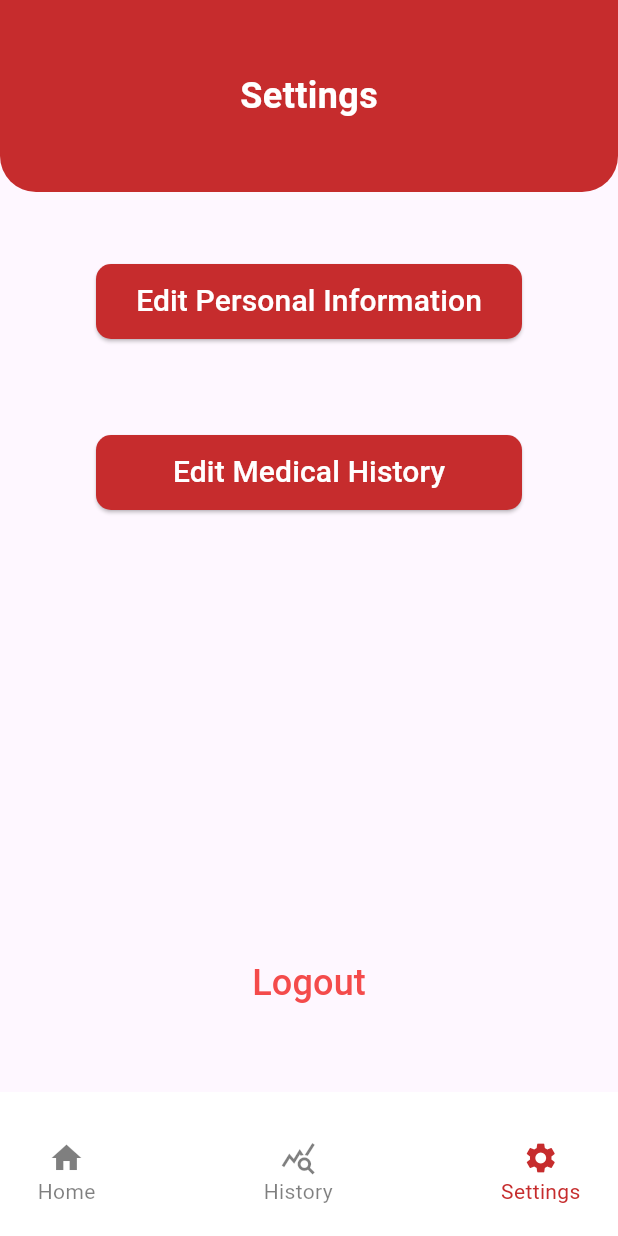
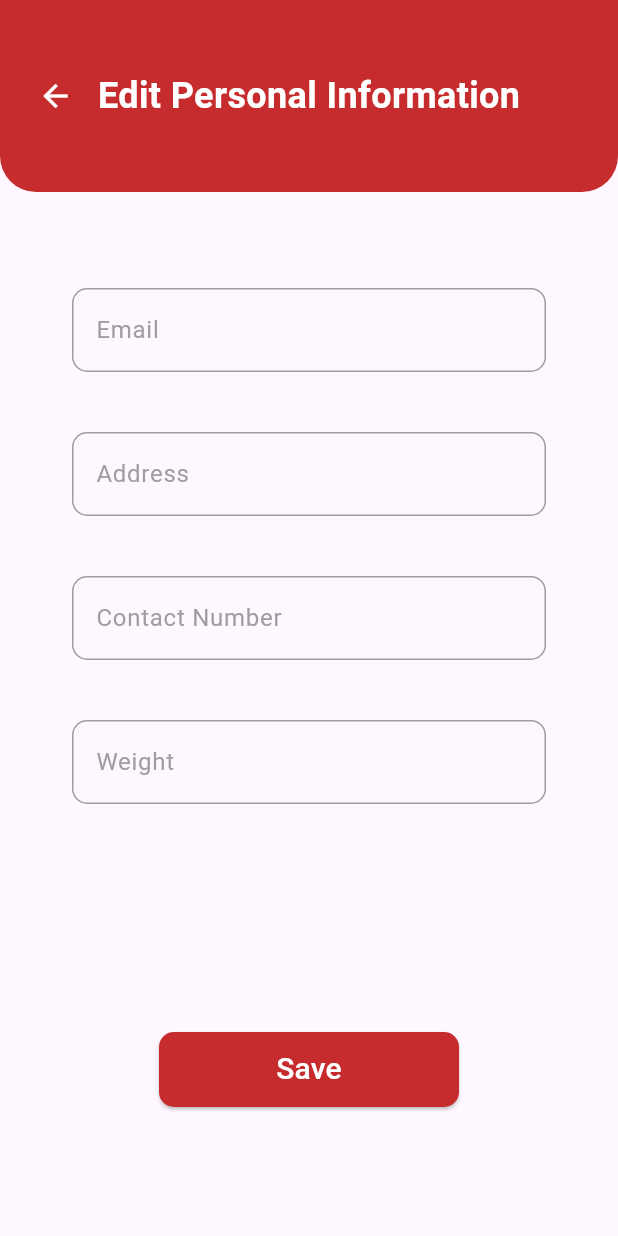
Before and after one commit to Ali-Hubail/BDMS, a Flutter app: the screen it shows after launch, item 3 of the bottom bar chosen, after a tap on "Edit Personal Information", on a phone screen of 412 x 824 dp. Run offline on Flutter 3.47's test engine with Material 3 defaults, Android fonts, the phone set to English and light mode, and no system bars.

Commit message:
add navigation to edit info screen and fix custom bottom nav bar

```diff
--- a/bdms/lib/common_widgets/custom_app_bar.dart
+++ b/bdms/lib/common_widgets/custom_app_bar.dart
@@ -76,7 +76,7 @@ class CustomAppBarContent extends StatelessWidget {
               if (backButton)
                 InkWell(
                   onTap: () {
-                    debugPrint('Back button tapped');
+                    Navigator.of(context).pop();
                   },
                   child: const Icon(
                     Icons.arrow_back,
--- a/bdms/lib/common_widgets/custom_bottom_navigation_bar.dart
+++ b/bdms/lib/common_widgets/custom_bottom_navigation_bar.dart
@@ -22,7 +22,6 @@ class _CustomBottomNavigationBarState extends State<CustomBottomNavigationBar> {
 
   @override
   void initState() {
-    // TODO: implement initState
     super.initState();
     selectedIndex = widget.index;
   }
--- /dev/null
+++ b/bdms/lib/presentation/dr_rp_settings/dr_rp_edit_info.dart
@@ -0,0 +1,49 @@
+import 'package:bdms/common_widgets/custom_app_bar.dart';
+import 'package:bdms/common_widgets/primary_button.dart';
+import 'package:bdms/common_widgets/primary_input.dart';
+import 'package:flutter/material.dart';
+
+class DrRpEditPersonalInfo extends StatelessWidget {
+  const DrRpEditPersonalInfo({super.key});
+
+  // Add form handling logic
+
+  @override
+  Widget build(BuildContext context) {
+    return Scaffold(
+        appBar: const CustomAppBar(
+            title: 'Edit Personal Information', backButton: true),
+        body: Form(
+          child: Padding(
+            padding:
+                const EdgeInsets.symmetric(horizontal: 48.0, vertical: 64.0),
+            child: SingleChildScrollView(
+              child: Column(
+                children: [
+                  const PrimaryInput(hintText: 'Email'),
+                  const SizedBox(
+                    height: 16,
+                  ),
+                  const PrimaryInput(hintText: 'Address'),
+                  const SizedBox(
+                    height: 16,
+                  ),
+                  const PrimaryInput(hintText: 'Contact Number'),
+                  const SizedBox(
+                    height: 16,
+                  ),
+                  const PrimaryInput(hintText: 'Weight'),
+                  const SizedBox(
+                    height: 128,
+                  ),
+                  PrimaryButton(
+                    text: 'Save',
+                    onPressed: () {},
+                  ),
+                ],
+              ),
+            ),
+          ),
+        ));
+  }
+}
--- a/bdms/lib/presentation/dr_rp_settings/dr_rp_settings.dart
+++ b/bdms/lib/presentation/dr_rp_settings/dr_rp_settings.dart
@@ -1,6 +1,7 @@
 import 'package:bdms/common_widgets/custom_app_bar.dart';
 import 'package:bdms/common_widgets/custom_bottom_navigation_bar.dart';
 import 'package:bdms/common_widgets/primary_button.dart';
+import 'package:bdms/presentation/dr_rp_settings/dr_rp_edit_info.dart';
 import 'package:flutter/material.dart';
 
 class DrRpSettingsScreen extends StatelessWidget {
@@ -12,7 +13,7 @@ class DrRpSettingsScreen extends StatelessWidget {
       appBar: const CustomAppBar(
         title: 'Settings',
       ),
-      bottomNavigationBar: CustomBottomNavigationBar(index: 3),
+      bottomNavigationBar: const CustomBottomNavigationBar(index: 3),
       body: Padding(
         padding: const EdgeInsets.symmetric(
           horizontal: 64.0,
@@ -25,7 +26,11 @@ class DrRpSettingsScreen extends StatelessWidget {
               buttonHeight: 50,
               text: 'Edit Personal Information',
               // Navigate to edit personal information page
-              onPressed: () {},
+              onPressed: () {
+                Navigator.of(context).push(MaterialPageRoute(
+                  builder: (context) => const DrRpEditPersonalInfo(),
+                ));
+              },
             ),
             const SizedBox(
               height: 64.0,
```
